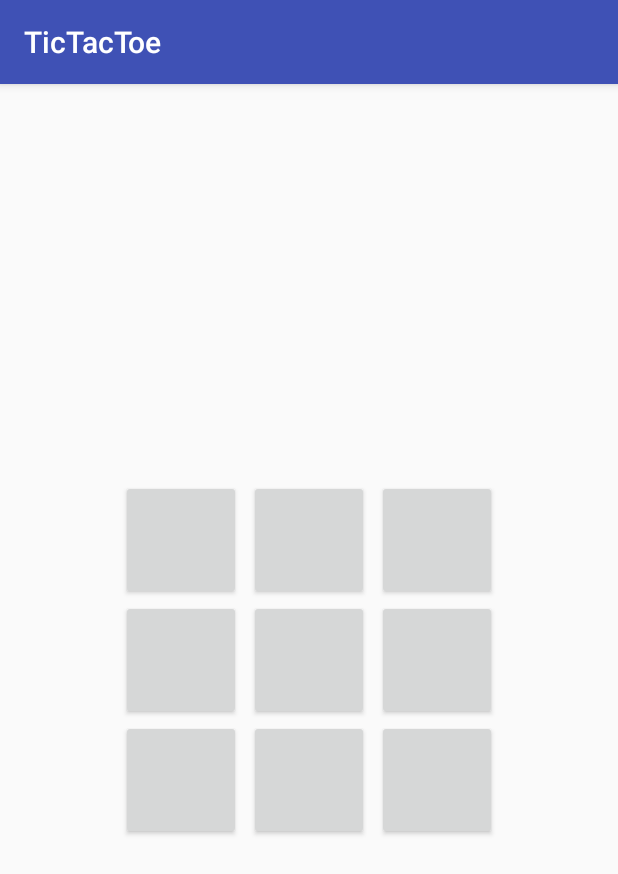
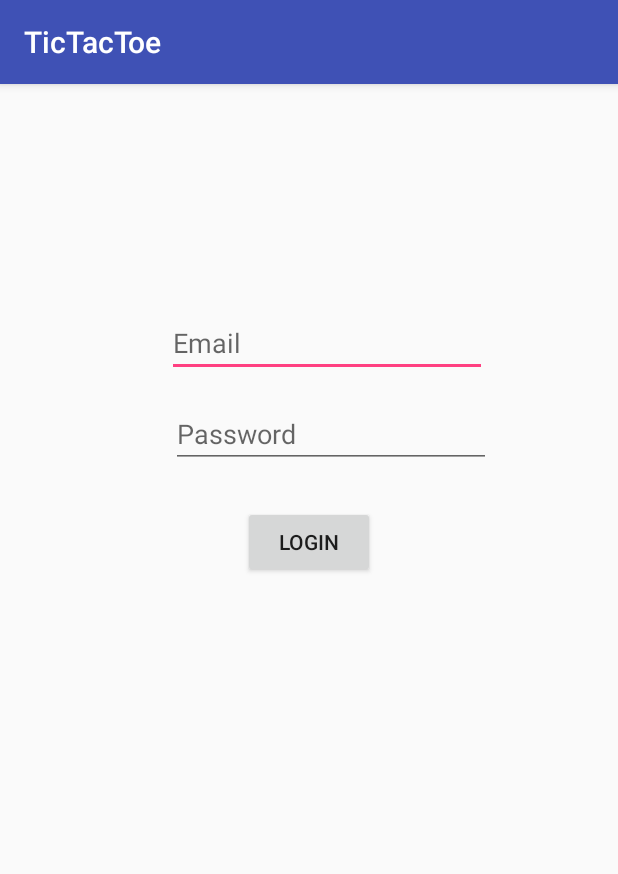
Before and after one commit to semani2/TicTacToe, an Android app: the screen it shows after launch (MainActivity before the commit, LoginActivity after it), on a phone screen of 412 x 824 dp. Shown: the top 874 px of the screen. Run offline under Robolectric (Android 15) with nearby library versions, the phone set to English and light mode, and no system bars; our stand-ins replace Firebase (no records; nobody signed in at launch, a user with empty details on screens opened directly).

Commit message:
Login with firebase now working.

```diff
--- a/app/build.gradle
+++ b/app/build.gradle
@@ -24,9 +24,10 @@ android {
 
 dependencies {
     implementation fileTree(dir: 'libs', include: ['*.jar'])
-    implementation"org.jetbrains.kotlin:kotlin-stdlib-jre7:$kotlin_version"
+    implementation "org.jetbrains.kotlin:kotlin-stdlib-jre7:$kotlin_version"
     implementation 'com.android.support:appcompat-v7:26.1.0'
     implementation 'com.android.support.constraint:constraint-layout:1.0.2'
+    implementation 'com.google.firebase:firebase-auth:11.8.0'
     testImplementation 'junit:junit:4.12'
     androidTestImplementation 'com.android.support.test:runner:1.0.1'
     androidTestImplementation 'com.android.support.test.espresso:espresso-core:3.0.1'
--- a/app/src/main/AndroidManifest.xml
+++ b/app/src/main/AndroidManifest.xml
@@ -1,6 +1,8 @@
 <?xml version="1.0" encoding="utf-8"?>
 <manifest xmlns:android="http://schemas.android.com/apk/res/android"
     package="com.sai.tictactoe">
+
+    <uses-permission android:name="android.permission.INTERNET" />
 
     <application
         android:allowBackup="true"
@@ -10,6 +12,8 @@
         android:supportsRtl="true"
         android:theme="@style/AppTheme">
         <activity android:name=".MainActivity">
+        </activity>
+        <activity android:name=".LoginActivity">
             <intent-filter>
                 <action android:name="android.intent.action.MAIN" />
 
--- /dev/null
+++ b/app/src/main/java/com/sai/tictactoe/LoginActivity.kt
@@ -0,0 +1,69 @@
+package com.sai.tictactoe
+
+import android.app.Activity
+import android.support.v7.app.AppCompatActivity
+import android.os.Bundle
+import android.util.Patterns
+import android.view.View
+import android.widget.EditText
+import android.widget.Toast
+import com.google.android.gms.tasks.OnFailureListener
+import com.google.firebase.auth.FirebaseAuth
+import com.google.firebase.auth.FirebaseUser
+import kotlinx.android.synthetic.main.activity_login.*
+
+class LoginActivity : AppCompatActivity() {
+
+    private val TAG = LoginActivity::class.java.simpleName
+
+    private lateinit var mAuth: FirebaseAuth
+
+    private var mCurrentUser: FirebaseUser? = null
+
+    override fun onCreate(savedInstanceState: Bundle?) {
+        super.onCreate(savedInstanceState)
+        setContentView(R.layout.activity_login)
+
+        mAuth = FirebaseAuth.getInstance()
+    }
+
+    override fun onStart() {
+        super.onStart()
+        mCurrentUser = mAuth.currentUser
+    }
+
+    fun loginClicked(v: View) {
+        if(email_edit_text.isBlank() || !email_edit_text.isValidEmail()) {
+            email_edit_text.error = "Please enter a valid email"
+            return
+        }
+
+        if(password_edit_text.isBlank() || !password_edit_text.isValidPassword()) {
+            password_edit_text.error = "Please enter a valid password"
+            return
+        }
+
+        loginWithFirebase(email_edit_text.getString(), password_edit_text.getString())
+    }
+
+    fun loginWithFirebase(email: String, password: String) {
+        mAuth.let {
+            mAuth.createUserWithEmailAndPassword(email, password)
+                    .addOnCompleteListener(this) { task ->
+                        if (task.isSuccessful) {
+                            showMessage("Login successful")
+                        } else {
+                            showMessage("Login failed" + task.exception)
+                        }
+                    }
+        }
+    }
+}
+
+private fun EditText.getString(): String = this.text.toString()
+private fun EditText.isBlank() = this.text.toString().isBlank()
+private fun EditText.isValidEmail() = !this.isBlank()
+        && Patterns.EMAIL_ADDRESS.matcher(this.text.toString()).matches()
+private fun EditText.isValidPassword() = !this.isBlank() && this.text.toString().length >= 6
+
+fun Activity.showMessage(msg:String) = Toast.makeText(this, msg, Toast.LENGTH_LONG).show()
--- /dev/null
+++ b/app/src/main/res/layout/activity_login.xml
@@ -0,0 +1,50 @@
+<?xml version="1.0" encoding="utf-8"?>
+<android.support.constraint.ConstraintLayout xmlns:android="http://schemas.android.com/apk/res/android"
+    xmlns:app="http://schemas.android.com/apk/res-auto"
+    xmlns:tools="http://schemas.android.com/tools"
+    android:layout_width="match_parent"
+    android:layout_height="match_parent"
+    tools:context="com.sai.tictactoe.LoginActivity">
+
+    <EditText
+        android:id="@+id/email_edit_text"
+        android:layout_width="wrap_content"
+        android:layout_height="wrap_content"
+        android:layout_marginEnd="8dp"
+        android:layout_marginStart="32dp"
+        android:layout_marginTop="150dp"
+        android:ems="10"
+        android:hint="@string/str_email"
+        android:inputType="textEmailAddress"
+        app:layout_constraintEnd_toEndOf="parent"
+        app:layout_constraintStart_toStartOf="parent"
+        app:layout_constraintTop_toTopOf="parent" />
+
+    <EditText
+        android:id="@+id/password_edit_text"
+        android:layout_width="wrap_content"
+        android:layout_height="wrap_content"
+        android:layout_marginEnd="8dp"
+        android:layout_marginStart="8dp"
+        android:layout_marginTop="15dp"
+        android:ems="10"
+        android:hint="@string/str_password"
+        android:inputType="textPassword"
+        app:layout_constraintEnd_toEndOf="parent"
+        app:layout_constraintHorizontal_bias="0.581"
+        app:layout_constraintStart_toStartOf="parent"
+        app:layout_constraintTop_toBottomOf="@+id/email_edit_text" />
+
+    <Button
+        android:id="@+id/login_button"
+        android:layout_width="wrap_content"
+        android:layout_height="wrap_content"
+        android:layout_marginEnd="8dp"
+        android:layout_marginStart="8dp"
+        android:layout_marginTop="25dp"
+        android:text="@string/str_login"
+        app:layout_constraintEnd_toEndOf="parent"
+        app:layout_constraintStart_toStartOf="parent"
+        app:layout_constraintTop_toBottomOf="@+id/password_edit_text"
+        android:onClick="loginClicked"/>
+</android.support.constraint.ConstraintLayout>
--- a/app/src/main/res/values/strings.xml
+++ b/app/src/main/res/values/strings.xml
@@ -1,3 +1,6 @@
 <resources>
     <string name="app_name">TicTacToe</string>
+    <string name="str_login">Login</string>
+    <string name="str_password">Password</string>
+    <string name="str_email">Email</string>
 </resources>
```
Also changed, not shown: app/src/main/java/com/sai/tictactoe/MainActivity.kt (+7 -1 lines), 1 other file.
